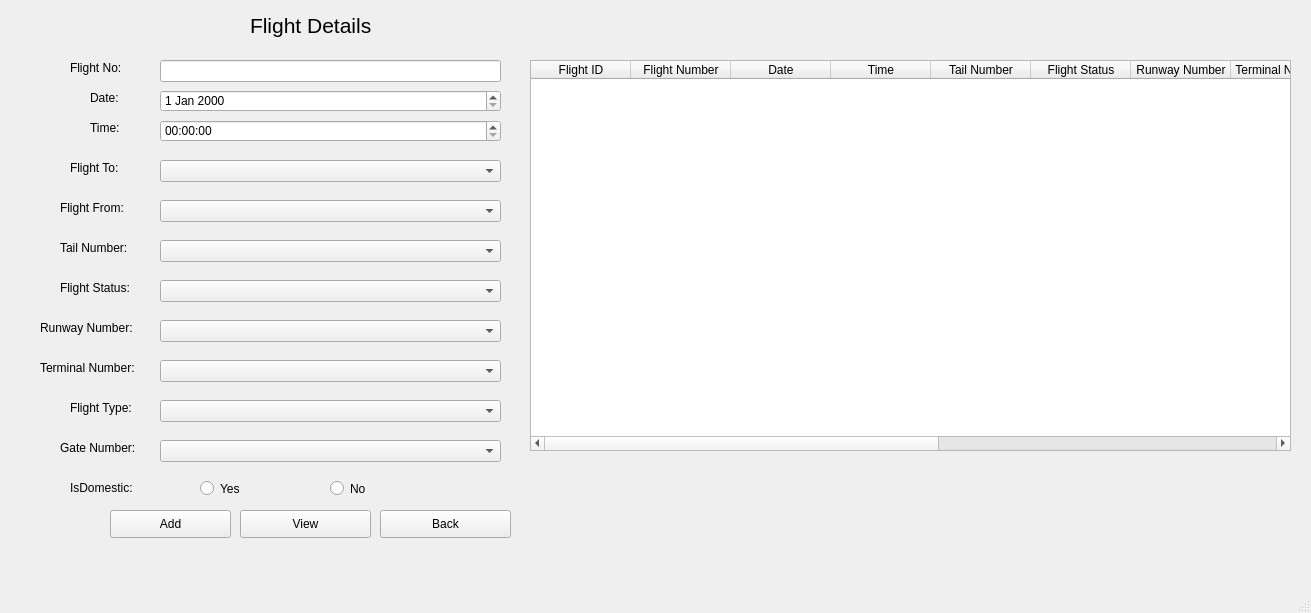
Before: the Qt Designer form flight.ui in Muneeba-Badar/DB-Final-Project, drawn with Qt 5.
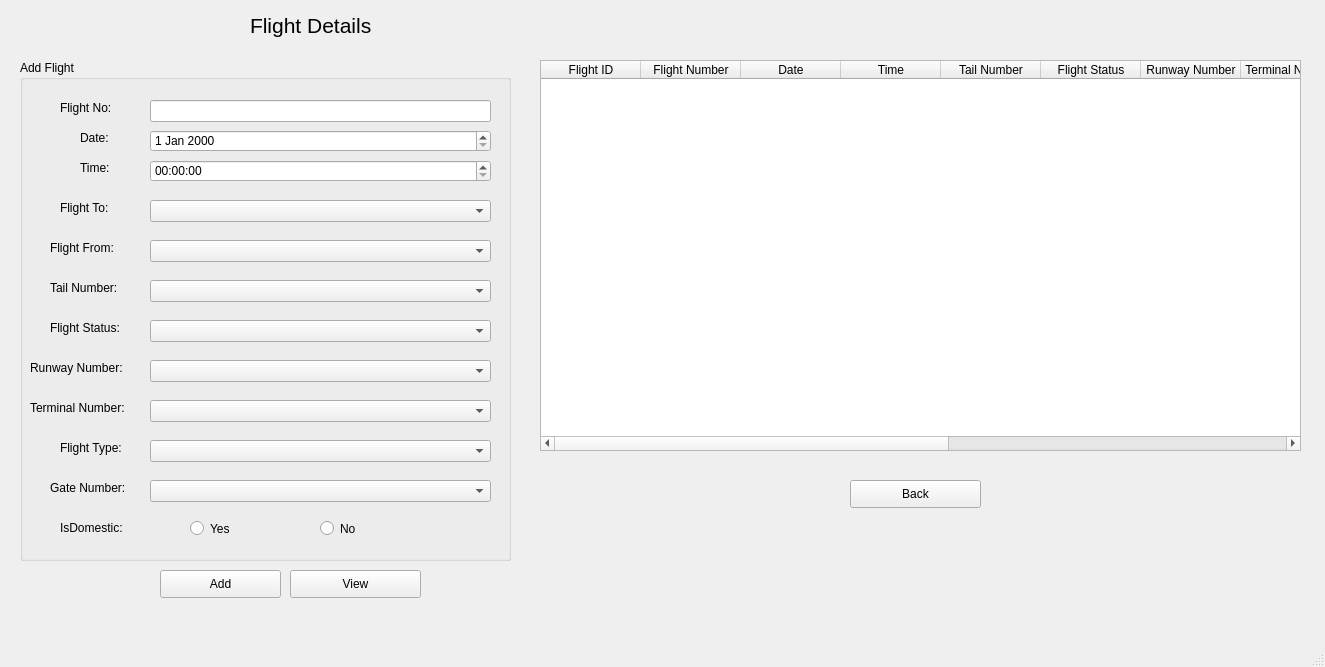
After: the same form once the commit is applied.

The edit to the form file:
```diff
--- a/flight.ui
+++ b/flight.ui
@@ -6,292 +6,19 @@
    <rect>
     <x>0</x>
     <y>0</y>
-    <width>1311</width>
-    <height>613</height>
+    <width>1325</width>
+    <height>667</height>
    </rect>
   </property>
   <property name="windowTitle">
    <string>MainWindow</string>
   </property>
   <widget class="QWidget" name="centralwidget">
-   <widget class="QLabel" name="label">
-    <property name="geometry">
-     <rect>
-      <x>70</x>
-      <y>60</y>
-      <width>55</width>
-      <height>16</height>
-     </rect>
-    </property>
-    <property name="font">
-     <font>
-      <pointsize>9</pointsize>
-     </font>
-    </property>
-    <property name="text">
-     <string>Flight No:</string>
-    </property>
-   </widget>
-   <widget class="QLineEdit" name="FlightNo">
-    <property name="geometry">
-     <rect>
-      <x>160</x>
-      <y>60</y>
-      <width>341</width>
-      <height>22</height>
-     </rect>
-    </property>
-    <property name="font">
-     <font>
-      <pointsize>9</pointsize>
-     </font>
-    </property>
-   </widget>
-   <widget class="QLabel" name="label_2">
-    <property name="geometry">
-     <rect>
-      <x>90</x>
-      <y>120</y>
-      <width>55</width>
-      <height>16</height>
-     </rect>
-    </property>
-    <property name="font">
-     <font>
-      <pointsize>9</pointsize>
-     </font>
-    </property>
-    <property name="text">
-     <string>Time:</string>
-    </property>
-   </widget>
-   <widget class="QTimeEdit" name="Time">
-    <property name="geometry">
-     <rect>
-      <x>160</x>
-      <y>120</y>
-      <width>341</width>
-      <height>22</height>
-     </rect>
-    </property>
-    <property name="font">
-     <font>
-      <pointsize>9</pointsize>
-     </font>
-    </property>
-   </widget>
-   <widget class="QLabel" name="label_3">
-    <property name="geometry">
-     <rect>
-      <x>60</x>
-      <y>240</y>
-      <width>81</width>
-      <height>16</height>
-     </rect>
-    </property>
-    <property name="font">
-     <font>
-      <pointsize>9</pointsize>
-     </font>
-    </property>
-    <property name="text">
-     <string>Tail Number:</string>
-    </property>
-   </widget>
-   <widget class="QLabel" name="label_4">
-    <property name="geometry">
-     <rect>
-      <x>60</x>
-      <y>280</y>
-      <width>81</width>
-      <height>16</height>
-     </rect>
-    </property>
-    <property name="font">
-     <font>
-      <pointsize>9</pointsize>
-     </font>
-    </property>
-    <property name="text">
-     <string>Flight Status:</string>
-    </property>
-   </widget>
-   <widget class="QLabel" name="label_5">
-    <property name="geometry">
-     <rect>
-      <x>70</x>
-      <y>160</y>
-      <width>55</width>
-      <height>16</height>
-     </rect>
-    </property>
-    <property name="font">
-     <font>
-      <pointsize>9</pointsize>
-     </font>
-    </property>
-    <property name="text">
-     <string>Flight To:</string>
-    </property>
-   </widget>
-   <widget class="QComboBox" name="DestinationTo">
-    <property name="geometry">
-     <rect>
-      <x>160</x>
-      <y>160</y>
-      <width>341</width>
-      <height>22</height>
-     </rect>
-    </property>
-    <property name="font">
-     <font>
-      <pointsize>9</pointsize>
-     </font>
-    </property>
-   </widget>
-   <widget class="QLabel" name="label_6">
-    <property name="geometry">
-     <rect>
-      <x>60</x>
-      <y>200</y>
-      <width>71</width>
-      <height>16</height>
-     </rect>
-    </property>
-    <property name="font">
-     <font>
-      <pointsize>9</pointsize>
-     </font>
-    </property>
-    <property name="text">
-     <string>Flight From:</string>
-    </property>
-   </widget>
-   <widget class="QComboBox" name="ArrivalFrom">
-    <property name="geometry">
-     <rect>
-      <x>160</x>
-      <y>200</y>
-      <width>341</width>
-      <height>22</height>
-     </rect>
-    </property>
-    <property name="font">
-     <font>
-      <pointsize>9</pointsize>
-     </font>
-    </property>
-   </widget>
-   <widget class="QComboBox" name="FlightStatus">
-    <property name="geometry">
-     <rect>
-      <x>160</x>
-      <y>280</y>
-      <width>341</width>
-      <height>22</height>
-     </rect>
-    </property>
-    <property name="font">
-     <font>
-      <pointsize>9</pointsize>
-     </font>
-    </property>
-   </widget>
-   <widget class="QLabel" name="label_7">
-    <property name="geometry">
-     <rect>
-      <x>40</x>
-      <y>320</y>
-      <width>101</width>
-      <height>16</height>
-     </rect>
-    </property>
-    <property name="font">
-     <font>
-      <pointsize>9</pointsize>
-     </font>
-    </property>
-    <property name="text">
-     <string>Runway Number:</string>
-    </property>
-   </widget>
-   <widget class="QLabel" name="label_8">
-    <property name="geometry">
-     <rect>
-      <x>40</x>
-      <y>360</y>
-      <width>101</width>
-      <height>16</height>
-     </rect>
-    </property>
-    <property name="font">
-     <font>
-      <pointsize>9</pointsize>
-     </font>
-    </property>
-    <property name="text">
-     <string>Terminal Number:</string>
-    </property>
-   </widget>
-   <widget class="QLabel" name="label_9">
-    <property name="geometry">
-     <rect>
-      <x>70</x>
-      <y>400</y>
-      <width>81</width>
-      <height>16</height>
-     </rect>
-    </property>
-    <property name="font">
-     <font>
-      <pointsize>9</pointsize>
-     </font>
-    </property>
-    <property name="text">
-     <string>Flight Type:</string>
-    </property>
-   </widget>
-   <widget class="QLabel" name="label_10">
-    <property name="geometry">
-     <rect>
-      <x>60</x>
-      <y>440</y>
-      <width>81</width>
-      <height>16</height>
-     </rect>
-    </property>
-    <property name="font">
-     <font>
-      <pointsize>9</pointsize>
-     </font>
-    </property>
-    <property name="text">
-     <string>Gate Number: </string>
-    </property>
-   </widget>
-   <widget class="QLabel" name="label_11">
-    <property name="geometry">
-     <rect>
-      <x>70</x>
-      <y>480</y>
-      <width>81</width>
-      <height>16</height>
-     </rect>
-    </property>
-    <property name="font">
-     <font>
-      <pointsize>9</pointsize>
-     </font>
-    </property>
-    <property name="text">
-     <string>IsDomestic:</string>
-    </property>
-   </widget>
    <widget class="QPushButton" name="flightBack">
     <property name="geometry">
      <rect>
-      <x>380</x>
-      <y>510</y>
+      <x>850</x>
+      <y>480</y>
       <width>131</width>
       <height>28</height>
      </rect>
@@ -308,8 +35,8 @@
    <widget class="QPushButton" name="flightAddBtn">
     <property name="geometry">
      <rect>
-      <x>110</x>
-      <y>510</y>
+      <x>160</x>
+      <y>570</y>
       <width>121</width>
       <height>28</height>
      </rect>
@@ -323,150 +50,6 @@
      <string>Add</string>
     </property>
    </widget>
-   <widget class="QComboBox" name="FlightType">
-    <property name="geometry">
-     <rect>
-      <x>160</x>
-      <y>400</y>
-      <width>341</width>
-      <height>22</height>
-     </rect>
-    </property>
-    <property name="font">
-     <font>
-      <pointsize>9</pointsize>
-     </font>
-    </property>
-   </widget>
-   <widget class="QComboBox" name="GateNumber">
-    <property name="geometry">
-     <rect>
-      <x>160</x>
-      <y>440</y>
-      <width>341</width>
-      <height>22</height>
-     </rect>
-    </property>
-    <property name="font">
-     <font>
-      <pointsize>9</pointsize>
-     </font>
-    </property>
-   </widget>
-   <widget class="QComboBox" name="TerminalNumber">
-    <property name="geometry">
-     <rect>
-      <x>160</x>
-      <y>360</y>
-      <width>341</width>
-      <height>22</height>
-     </rect>
-    </property>
-    <property name="font">
-     <font>
-      <pointsize>9</pointsize>
-     </font>
-    </property>
-   </widget>
-   <widget class="QComboBox" name="RunwayNumber">
-    <property name="geometry">
-     <rect>
-      <x>160</x>
-      <y>320</y>
-      <width>341</width>
-      <height>22</height>
-     </rect>
-    </property>
-    <property name="font">
-     <font>
-      <pointsize>9</pointsize>
-     </font>
-    </property>
-   </widget>
-   <widget class="QComboBox" name="TailNumber">
-    <property name="geometry">
-     <rect>
-      <x>160</x>
-      <y>240</y>
-      <width>341</width>
-      <height>22</height>
-     </rect>
-    </property>
-    <property name="font">
-     <font>
-      <pointsize>9</pointsize>
-     </font>
-    </property>
-   </widget>
-   <widget class="QLabel" name="label_12">
-    <property name="geometry">
-     <rect>
-      <x>90</x>
-      <y>90</y>
-      <width>55</width>
-      <height>16</height>
-     </rect>
-    </property>
-    <property name="font">
-     <font>
-      <pointsize>9</pointsize>
-     </font>
-    </property>
-    <property name="text">
-     <string>Date:</string>
-    </property>
-   </widget>
-   <widget class="QDateEdit" name="Date">
-    <property name="geometry">
-     <rect>
-      <x>160</x>
-      <y>90</y>
-      <width>341</width>
-      <height>22</height>
-     </rect>
-    </property>
-    <property name="font">
-     <font>
-      <pointsize>9</pointsize>
-     </font>
-    </property>
-   </widget>
-   <widget class="QRadioButton" name="radioButton">
-    <property name="geometry">
-     <rect>
-      <x>200</x>
-      <y>480</y>
-      <width>82</width>
-      <height>17</height>
-     </rect>
-    </property>
-    <property name="font">
-     <font>
-      <pointsize>9</pointsize>
-     </font>
-    </property>
-    <property name="text">
-     <string>Yes</string>
-    </property>
-   </widget>
-   <widget class="QRadioButton" name="radioButton_2">
-    <property name="geometry">
-     <rect>
-      <x>330</x>
-      <y>480</y>
-      <width>82</width>
-      <height>17</height>
-     </rect>
-    </property>
-    <property name="font">
-     <font>
-      <pointsize>9</pointsize>
-     </font>
-    </property>
-    <property name="text">
-     <string>No</string>
-    </property>
-   </widget>
    <widget class="QLabel" name="label_13">
     <property name="geometry">
      <rect>
@@ -488,7 +71,7 @@
    <widget class="QTableWidget" name="FDtable">
     <property name="geometry">
      <rect>
-      <x>530</x>
+      <x>540</x>
       <y>60</y>
       <width>761</width>
       <height>391</height>
@@ -563,8 +146,8 @@
    <widget class="QPushButton" name="flightView">
     <property name="geometry">
      <rect>
-      <x>240</x>
-      <y>510</y>
+      <x>290</x>
+      <y>570</y>
       <width>131</width>
       <height>28</height>
      </rect>
@@ -578,6 +161,436 @@
      <string>View</string>
     </property>
    </widget>
+   <widget class="QGroupBox" name="groupBox">
+    <property name="geometry">
+     <rect>
+      <x>20</x>
+      <y>60</y>
+      <width>491</width>
+      <height>501</height>
+     </rect>
+    </property>
+    <property name="title">
+     <string>Add Flight</string>
+    </property>
+    <widget class="QLabel" name="label">
+     <property name="geometry">
+      <rect>
+       <x>40</x>
+       <y>40</y>
+       <width>55</width>
+       <height>16</height>
+      </rect>
+     </property>
+     <property name="font">
+      <font>
+       <pointsize>9</pointsize>
+      </font>
+     </property>
+     <property name="text">
+      <string>Flight No:</string>
+     </property>
+    </widget>
+    <widget class="QRadioButton" name="radioButton_2">
+     <property name="geometry">
+      <rect>
+       <x>300</x>
+       <y>460</y>
+       <width>82</width>
+       <height>17</height>
+      </rect>
+     </property>
+     <property name="font">
+      <font>
+       <pointsize>9</pointsize>
+      </font>
+     </property>
+     <property name="text">
+      <string>No</string>
+     </property>
+    </widget>
+    <widget class="QComboBox" name="RunwayNumber">
+     <property name="geometry">
+      <rect>
+       <x>130</x>
+       <y>300</y>
+       <width>341</width>
+       <height>22</height>
+      </rect>
+     </property>
+     <property name="font">
+      <font>
+       <pointsize>9</pointsize>
+      </font>
+     </property>
+    </widget>
+    <widget class="QRadioButton" name="radioButton">
+     <property name="geometry">
+      <rect>
+       <x>170</x>
+       <y>460</y>
+       <width>82</width>
+       <height>17</height>
+      </rect>
+     </property>
+     <property name="font">
+      <font>
+       <pointsize>9</pointsize>
+      </font>
+     </property>
+     <property name="text">
+      <string>Yes</string>
+     </property>
+    </widget>
+    <widget class="QLabel" name="label_6">
+     <property name="geometry">
+      <rect>
+       <x>30</x>
+       <y>180</y>
+       <width>71</width>
+       <height>16</height>
+      </rect>
+     </property>
+     <property name="font">
+      <font>
+       <pointsize>9</pointsize>
+      </font>
+     </property>
+     <property name="text">
+      <string>Flight From:</string>
+     </property>
+    </widget>
+    <widget class="QComboBox" name="TailNumber">
+     <property name="geometry">
+      <rect>
+       <x>130</x>
+       <y>220</y>
+       <width>341</width>
+       <height>22</height>
+      </rect>
+     </property>
+     <property name="font">
+      <font>
+       <pointsize>9</pointsize>
+      </font>
+     </property>
+    </widget>
+    <widget class="QComboBox" name="ArrivalFrom">
+     <property name="geometry">
+      <rect>
+       <x>130</x>
+       <y>180</y>
+       <width>341</width>
+       <height>22</height>
+      </rect>
+     </property>
+     <property name="font">
+      <font>
+       <pointsize>9</pointsize>
+      </font>
+     </property>
+    </widget>
+    <widget class="QComboBox" name="FlightStatus">
+     <property name="geometry">
+      <rect>
+       <x>130</x>
+       <y>260</y>
+       <width>341</width>
+       <height>22</height>
+      </rect>
+     </property>
+     <property name="font">
+      <font>
+       <pointsize>9</pointsize>
+      </font>
+     </property>
+    </widget>
+    <widget class="QComboBox" name="FlightType">
+     <property name="geometry">
+      <rect>
+       <x>130</x>
+       <y>380</y>
+       <width>341</width>
+       <height>22</height>
+      </rect>
+     </property>
+     <property name="font">
+      <font>
+       <pointsize>9</pointsize>
+      </font>
+     </property>
+    </widget>
+    <widget class="QLabel" name="label_2">
+     <property name="geometry">
+      <rect>
+       <x>60</x>
+       <y>100</y>
+       <width>55</width>
+       <height>16</height>
+      </rect>
+     </property>
+     <property name="font">
+      <font>
+       <pointsize>9</pointsize>
+      </font>
+     </property>
+     <property name="text">
+      <string>Time:</string>
+     </property>
+    </widget>
+    <widget class="QLabel" name="label_11">
+     <property name="geometry">
+      <rect>
+       <x>40</x>
+       <y>460</y>
+       <width>81</width>
+       <height>16</height>
+      </rect>
+     </property>
+     <property name="font">
+      <font>
+       <pointsize>9</pointsize>
+      </font>
+     </property>
+     <property name="text">
+      <string>IsDomestic:</string>
+     </property>
+    </widget>
+    <widget class="QLabel" name="label_8">
+     <property name="geometry">
+      <rect>
+       <x>10</x>
+       <y>340</y>
+       <width>101</width>
+       <height>16</height>
+      </rect>
+     </property>
+     <property name="font">
+      <font>
+       <pointsize>9</pointsize>
+      </font>
+     </property>
+     <property name="text">
+      <string>Terminal Number:</string>
+     </property>
+    </widget>
+    <widget class="QDateEdit" name="Date">
+     <property name="geometry">
+      <rect>
+       <x>130</x>
+       <y>70</y>
+       <width>341</width>
+       <height>22</height>
+      </rect>
+     </property>
+     <property name="font">
+      <font>
+       <pointsize>9</pointsize>
+      </font>
+     </property>
+    </widget>
+    <widget class="QLabel" name="label_3">
+     <property name="geometry">
+      <rect>
+       <x>30</x>
+       <y>220</y>
+       <width>81</width>
+       <height>16</height>
+      </rect>
+     </property>
+     <property name="font">
+      <font>
+       <pointsize>9</pointsize>
+      </font>
+     </property>
+     <property name="text">
+      <string>Tail Number:</string>
+     </property>
+    </widget>
+    <widget class="QLabel" name="label_7">
+     <property name="geometry">
+      <rect>
+       <x>10</x>
+       <y>300</y>
+       <width>101</width>
+       <height>16</height>
+      </rect>
+     </property>
+     <property name="font">
+      <font>
+       <pointsize>9</pointsize>
+      </font>
+     </property>
+     <property name="text">
+      <string>Runway Number:</string>
+     </property>
+    </widget>
+    <widget class="QTimeEdit" name="Time">
+     <property name="geometry">
+      <rect>
+       <x>130</x>
+       <y>100</y>
+       <width>341</width>
+       <height>22</height>
+      </rect>
+     </property>
+     <property name="font">
+      <font>
+       <pointsize>9</pointsize>
+      </font>
+     </property>
+    </widget>
+    <widget class="QComboBox" name="DestinationTo">
+     <property name="geometry">
+      <rect>
+       <x>130</x>
+       <y>140</y>
+       <width>341</width>
+       <height>22</height>
+      </rect>
+     </property>
+     <property name="font">
+      <font>
+       <pointsize>9</pointsize>
+      </font>
+     </property>
+    </widget>
+    <widget class="QLabel" name="label_4">
+     <property name="geometry">
+      <rect>
+       <x>30</x>
+       <y>260</y>
+       <width>81</width>
+       <height>16</height>
+      </rect>
+     </property>
+     <property name="font">
+      <font>
+       <pointsize>9</pointsize>
+      </font>
+     </property>
+     <property name="text">
+      <string>Flight Status:</string>
+     </property>
+    </widget>
+    <widget class="QComboBox" name="GateNumber">
+     <property name="geometry">
+      <rect>
+       <x>130</x>
+       <y>420</y>
+       <width>341</width>
+       <height>22</height>
+      </rect>
+     </property>
+     <property name="font">
+      <font>
+       <pointsize>9</pointsize>
+      </font>
+     </property>
+    </widget>
+    <widget class="QLabel" name="label_9">
+     <property name="geometry">
+      <rect>
+       <x>40</x>
+       <y>380</y>
+       <width>81</width>
+       <height>16</height>
+      </rect>
+     </property>
+     <property name="font">
+      <font>
+       <pointsize>9</pointsize>
+      </font>
+     </property>
+     <property name="text">
+      <string>Flight Type:</string>
+     </property>
+    </widget>
+    <widget class="QComboBox" name="TerminalNumber">
+     <property name="geometry">
+      <rect>
+       <x>130</x>
+       <y>340</y>
+       <width>341</width>
+       <height>22</height>
+      </rect>
+     </property>
+     <property name="font">
+      <font>
+       <pointsize>9</pointsize>
+      </font>
+     </property>
+    </widget>
+    <widget class="QLabel" name="label_12">
+     <property name="geometry">
+      <rect>
+       <x>60</x>
+       <y>70</y>
+       <width>55</width>
+       <height>16</height>
+      </rect>
+     </property>
+     <property name="font">
+      <font>
+       <pointsize>9</pointsize>
+      </font>
+     </property>
+     <property name="text">
+      <string>Date:</string>
+     </property>
+    </widget>
+    <widget class="QLabel" name="label_5">
+     <property name="geometry">
+      <rect>
+       <x>40</x>
+       <y>140</y>
+       <width>55</width>
+       <height>16</height>
+      </rect>
+     </property>
+     <property name="font">
+      <font>
+       <pointsize>9</pointsize>
+      </font>
+     </property>
+     <property name="text">
+      <string>Flight To:</string>
+     </property>
+    </widget>
+    <widget class="QLabel" name="label_10">
+     <property name="geometry">
+      <rect>
+       <x>30</x>
+       <y>420</y>
+       <width>81</width>
+       <height>16</height>
+      </rect>
+     </property>
+     <property name="font">
+      <font>
+       <pointsize>9</pointsize>
+      </font>
+     </property>
+     <property name="text">
+      <string>Gate Number: </string>
+     </property>
+    </widget>
+    <widget class="QLineEdit" name="FlightNo">
+     <property name="geometry">
+      <rect>
+       <x>130</x>
+       <y>40</y>
+       <width>341</width>
+       <height>22</height>
+      </rect>
+     </property>
+     <property name="font">
+      <font>
+       <pointsize>9</pointsize>
+      </font>
+     </property>
+    </widget>
+   </widget>
   </widget>
   <widget class="QMenuBar" name="menubar">
    <property name="geometry">
```
Left out of the diff: 2 changed lines with no effect on the pictures.
